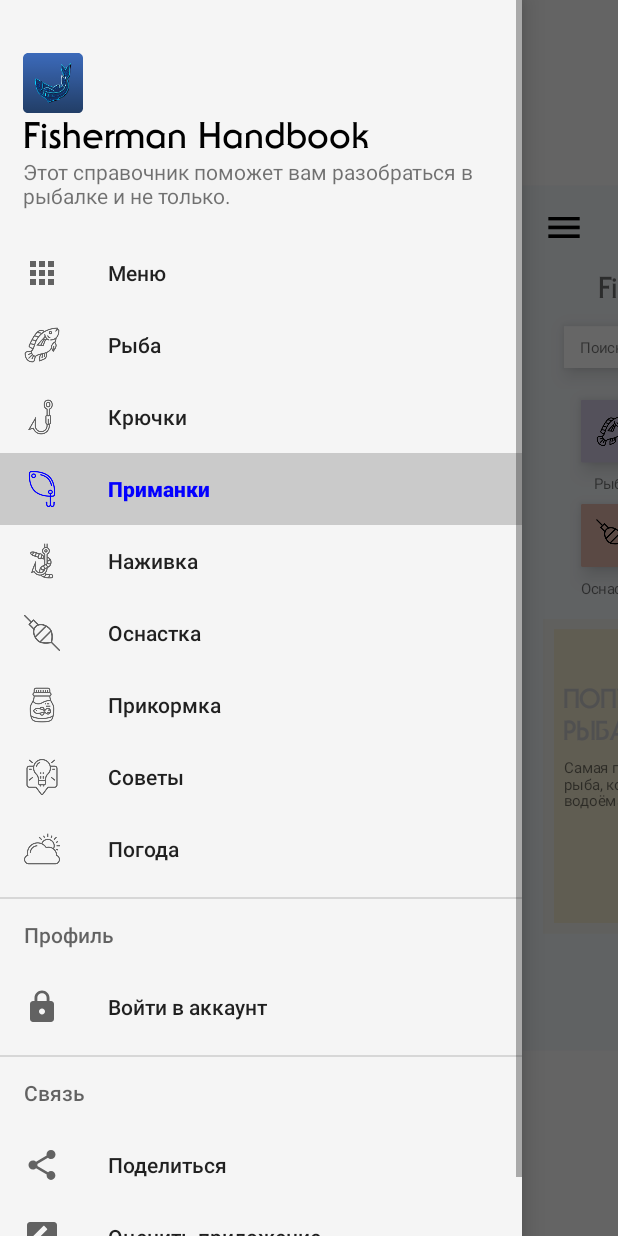
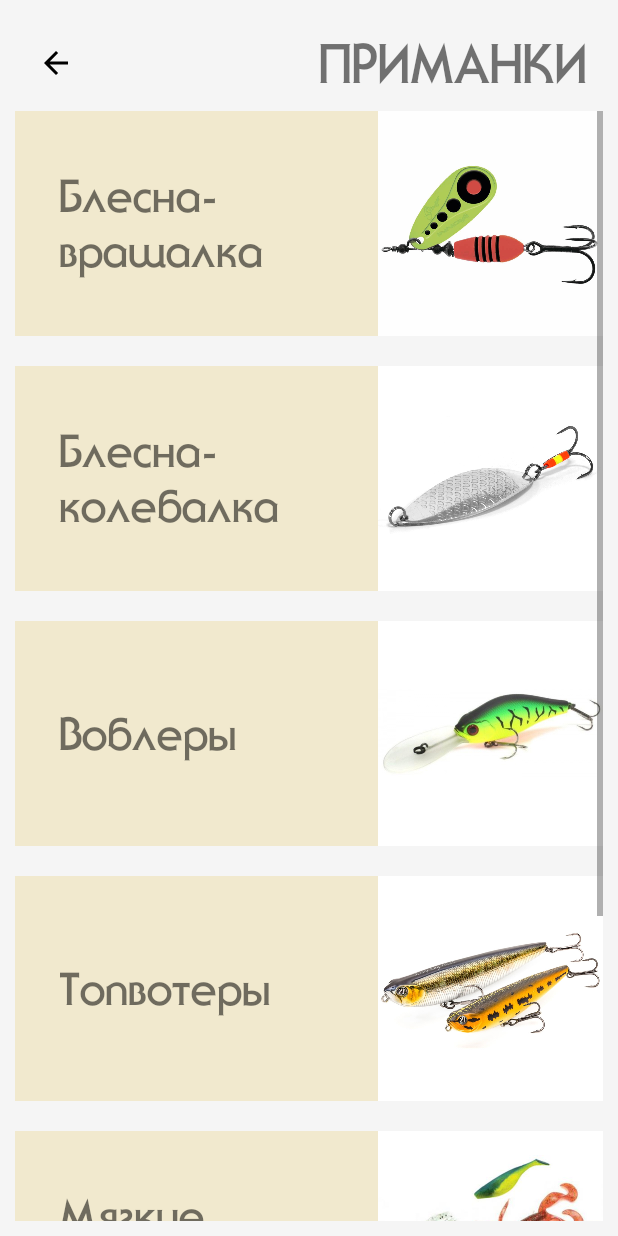
Before and after one commit to ilyamarvin/Fisherman_Handbook_2, an Android app: the screen it shows after launch (UserDashboard before the commit, ArtbaitCategory after it), in the side drawer, after a tap on "Приманки", on a phone screen of 412 x 824 dp. Run offline under Robolectric (Android 15) with nearby library versions, the phone set to English and light mode, and no system bars.

Commit message:
Complete artbait category.

```diff
--- a/app/src/main/AndroidManifest.xml
+++ b/app/src/main/AndroidManifest.xml
@@ -9,7 +9,8 @@
         android:roundIcon="@mipmap/ic_launcher_round"
         android:supportsRtl="true"
         android:theme="@style/AppTheme">
-        <activity android:name=".MenuCategories.HooksCategory"></activity>
+        <activity android:name=".MenuCategories.ArtbaitCategory"></activity>
+        <activity android:name=".MenuCategories.HooksCategory" />
         <activity android:name=".MenuCategories.FishCategory" />
         <activity android:name=".StarterScreens.OnBoarding" />
         <activity android:name=".UserDashboard" />
--- /dev/null
+++ b/app/src/main/java/com/ilyamarvin/fishermanhandbook2/MenuCategories/ArtbaitCategory.java
@@ -0,0 +1,28 @@
+package com.ilyamarvin.fishermanhandbook2.MenuCategories;
+
+import androidx.appcompat.app.AppCompatActivity;
+
+import android.os.Bundle;
+import android.view.View;
+import android.widget.ImageView;
+
+import com.ilyamarvin.fishermanhandbook2.R;
+
+public class ArtbaitCategory extends AppCompatActivity {
+    ImageView backBtn;
+
+    @Override
+    protected void onCreate(Bundle savedInstanceState) {
+        super.onCreate(savedInstanceState);
+        setContentView(R.layout.activity_artbait_category);
+
+        backBtn = findViewById(R.id.back_btn);
+
+        backBtn.setOnClickListener(new View.OnClickListener() {
+            @Override
+            public void onClick(View v) {
+                ArtbaitCategory.super.onBackPressed();
+            }
+        });
+    }
+}
--- a/app/src/main/java/com/ilyamarvin/fishermanhandbook2/UserDashboard.java
+++ b/app/src/main/java/com/ilyamarvin/fishermanhandbook2/UserDashboard.java
@@ -19,6 +19,7 @@ import android.widget.RelativeLayout;
 import com.google.android.material.navigation.NavigationView;
 import com.ilyamarvin.fishermanhandbook2.HelperClasses.HomeAdapter.BestFishAdapter;
 import com.ilyamarvin.fishermanhandbook2.HelperClasses.HomeAdapter.BestFishHelperClass;
+import com.ilyamarvin.fishermanhandbook2.MenuCategories.ArtbaitCategory;
 import com.ilyamarvin.fishermanhandbook2.MenuCategories.FishCategory;
 import com.ilyamarvin.fishermanhandbook2.MenuCategories.HooksCategory;
 
@@ -30,7 +31,7 @@ public class UserDashboard extends AppCompatActivity implements NavigationView.O
 
     ImageView menuIcon;
     LinearLayout contentView;
-    RelativeLayout menuFish, menuHooks;
+    RelativeLayout menuFish, menuHooks, menuArtbait, menuBait;
 
     static final float END_SCALE = 0.7f;
 
@@ -47,6 +48,8 @@ public class UserDashboard extends AppCompatActivity implements NavigationView.O
         menuIcon = findViewById(R.id.menu_icon);
         menuFish = findViewById(R.id.menu_fish);
         menuHooks = findViewById(R.id.menu_hooks);
+        menuArtbait = findViewById(R.id.menu_artbait);
+        menuBait = findViewById(R.id.menu_bait);
         contentView = findViewById(R.id.content);
 
         navigationDrawer();
@@ -69,6 +72,13 @@ public class UserDashboard extends AppCompatActivity implements NavigationView.O
             @Override
             public void onClick(View v) {
                 startActivity(new Intent(getApplicationContext(), HooksCategory.class));
+            }
+        });
+
+        menuArtbait.setOnClickListener(new View.OnClickListener() {
+            @Override
+            public void onClick(View v) {
+                startActivity(new Intent(getApplicationContext(), ArtbaitCategory.class));
             }
         });
     }
@@ -133,6 +143,9 @@ public class UserDashboard extends AppCompatActivity implements NavigationView.O
             case R.id.nav_hooks:
                 startActivity(new Intent(getApplicationContext(), HooksCategory.class));
                 break;
+            case R.id.nav_artbait:
+                startActivity(new Intent(getApplicationContext(), ArtbaitCategory.class));
+                break;
         }
         return true;
     }
--- /dev/null
+++ b/app/src/main/res/layout/activity_artbait_category.xml
@@ -0,0 +1,243 @@
+<?xml version="1.0" encoding="utf-8"?>
+<androidx.drawerlayout.widget.DrawerLayout
+    xmlns:android="http://schemas.android.com/apk/res/android"
+    xmlns:app="http://schemas.android.com/apk/res-auto"
+    xmlns:tools="http://schemas.android.com/tools"
+    android:layout_width="match_parent"
+    android:layout_height="match_parent"
+    android:background="@color/lightWhite"
+    tools:context=".MenuCategories.FishCategory">
+
+    <LinearLayout
+        android:layout_width="match_parent"
+        android:layout_height="wrap_content"
+        android:layout_margin="10dp"
+        android:orientation="vertical">
+
+        <RelativeLayout
+            android:layout_width="match_parent"
+            android:layout_height="wrap_content">
+
+            <ImageView
+                android:id="@+id/back_btn"
+                android:layout_width="wrap_content"
+                android:layout_height="wrap_content"
+                android:layout_centerVertical="true"
+                android:padding="15dp"
+                android:src="@drawable/general_back_icon" />
+
+            <TextView
+                android:layout_width="wrap_content"
+                android:layout_height="wrap_content"
+                android:layout_gravity="center_horizontal"
+                android:fontFamily="@font/rus_font"
+                android:padding="10dp"
+                android:text="@string/menu_artbait"
+                android:layout_alignParentRight="true"
+                android:textAllCaps="true"
+                android:textSize="36sp" />
+
+        </RelativeLayout>
+
+        <ScrollView
+            android:layout_width="match_parent"
+            android:layout_height="match_parent">
+
+            <LinearLayout
+                android:layout_width="match_parent"
+                android:layout_height="wrap_content"
+                android:orientation="vertical">
+
+                <RelativeLayout
+                    android:layout_width="match_parent"
+                    android:layout_height="170dp">
+
+                    <RelativeLayout
+                        android:id="@+id/blesna_vrash_card"
+                        android:layout_width="match_parent"
+                        android:layout_height="150dp"
+                        android:background="@color/banner_background">
+
+                        <TextView
+                            android:layout_width="220dp"
+                            android:layout_height="wrap_content"
+                            android:fontFamily="@font/rus_font"
+                            android:padding="30dp"
+                            android:text="@string/artbait_name_1"
+                            android:textSize="30sp"
+                            android:layout_centerVertical="true"/>
+
+                        <ImageView
+                            android:background="@color/white"
+                            android:layout_width="150dp"
+                            android:layout_height="150dp"
+                            android:layout_alignParentRight="true"
+                            android:src="@drawable/blesna_vrash" />
+
+
+                    </RelativeLayout>
+
+                </RelativeLayout>
+
+                <RelativeLayout
+                    android:layout_width="match_parent"
+                    android:layout_height="170dp">
+
+                    <RelativeLayout
+                        android:id="@+id/blesna_koleb_card"
+                        android:layout_width="match_parent"
+                        android:layout_height="150dp"
+                        android:background="@color/banner_background">
+
+                        <TextView
+                            android:layout_width="220dp"
+                            android:layout_height="wrap_content"
+                            android:fontFamily="@font/rus_font"
+                            android:padding="30dp"
+                            android:text="@string/artbait_name_2"
+                            android:textSize="30sp"
+                            android:layout_centerVertical="true"/>
+
+                        <ImageView
+                            android:background="@color/white"
+                            android:layout_width="150dp"
+                            android:layout_height="150dp"
+                            android:layout_alignParentRight="true"
+                            android:src="@drawable/blesna_koleb" />
+
+
+                    </RelativeLayout>
+
+                </RelativeLayout>
+
+                <RelativeLayout
+                    android:layout_width="match_parent"
+                    android:layout_height="170dp">
+
+                    <RelativeLayout
+                        android:id="@+id/vobler_card"
+                        android:layout_width="match_parent"
+                        android:layout_height="150dp"
+                        android:background="@color/banner_background">
+
+                        <TextView
+                            android:layout_width="220dp"
+                            android:layout_height="wrap_content"
+                            android:fontFamily="@font/rus_font"
+                            android:padding="30dp"
+                            android:text="@string/artbait_name_3"
+                            android:textSize="30sp"
+                            android:layout_centerVertical="true"/>
+
+                        <ImageView
+                            android:background="@color/white"
+                            android:layout_width="150dp"
+                            android:layout_height="150dp"
+                            android:layout_alignParentRight="true"
+                            android:src="@drawable/vobler" />
+
+
+                    </RelativeLayout>
+
+                </RelativeLayout>
+
+                <RelativeLayout
+                    android:layout_width="match_parent"
+                    android:layout_height="170dp">
+
+                    <RelativeLayout
+                        android:id="@+id/topvoter_card"
+                        android:layout_width="match_parent"
+                        android:layout_height="150dp"
+                        android:background="@color/banner_background">
+
+                        <TextView
+                            android:layout_width="220dp"
+                            android:layout_height="wrap_content"
+                            android:fontFamily="@font/rus_font"
+                            android:padding="30dp"
+                            android:text="@string/artbait_name_4"
+                            android:textSize="30sp"
+                            android:layout_centerVertical="true"/>
+
+                        <ImageView
+                            android:background="@color/white"
+                            android:layout_width="150dp"
+                            android:layout_height="150dp"
+                            android:layout_alignParentRight="true"
+                            android:src="@drawable/topvoter" />
+
+
+                    </RelativeLayout>
+
+                </RelativeLayout>
+
+                <RelativeLayout
+                    android:layout_width="match_parent"
+                    android:layout_height="170dp">
+
+                    <RelativeLayout
+                        android:id="@+id/myag_primanki_card"
+                        android:layout_width="match_parent"
+                        android:layout_height="150dp"
+                        android:background="@color/banner_background">
+
+                        <TextView
+                            android:layout_width="220dp"
+                            android:layout_height="wrap_content"
+                            android:fontFamily="@font/rus_font"
+                            android:padding="30dp"
+                            android:text="@string/artbait_name_6"
+                            android:textSize="30sp"
+                            android:layout_centerVertical="true"/>
+
+                        <ImageView
+                            android:background="@color/white"
+                            android:layout_width="150dp"
+                            android:layout_height="150dp"
+                            android:layout_alignParentRight="true"
+                            android:src="@drawable/myag_primanki" />
+
+
+                    </RelativeLayout>
+
+                </RelativeLayout>
+
+                <RelativeLayout
+                    android:layout_width="match_parent"
+                    android:layout_height="170dp">
+
+                    <RelativeLayout
+                        android:id="@+id/vecki_chervi_card"
+                        android:layout_width="match_parent"
+                        android:layout_height="150dp"
+                        android:background="@color/banner_background">
+
+                        <TextView
+                            android:layout_width="220dp"
+                            android:layout_height="wrap_content"
+                            android:fontFamily="@font/rus_font"
+                            android:padding="30dp"
+                            android:text="@string/artbait_name_7"
+                            android:textSize="30sp"
+                            android:layout_centerVertical="true"/>
+
+                        <ImageView
+                            android:background="@color/white"
+                            android:layout_width="150dp"
+                            android:layout_height="150dp"
+                            android:layout_alignParentRight="true"
+                            android:src="@drawable/vecki_chervi" />
+
+
+                    </RelativeLayout>
+
+                </RelativeLayout>
+
+            </LinearLayout>
+
+        </ScrollView>
+
+    </LinearLayout>
+
+</androidx.drawerlayout.widget.DrawerLayout>
--- a/app/src/main/res/values/strings.xml
+++ b/app/src/main/res/values/strings.xml
@@ -78,4 +78,13 @@
     <string name="hook_name_6">Огруженные</string>
     <string name="hook_name_7">Живцовые</string>
 
+    <!-- Strings for ArtbaitCategory -->
+    <string name="artbait_name_1">Блесна-    вращалка</string>
+    <string name="artbait_name_2">Блесна-    колебалка</string>
+    <string name="artbait_name_3">Воблеры</string>
+    <string name="artbait_name_4">Топвотеры</string>
+    <string name="artbait_name_5">Джеркбейты</string>
+    <string name="artbait_name_6">Мягкие приманки</string>
+    <string name="artbait_name_7">Вэки-черви</string>
+
 </resources>
```
Also changed, not shown: app/src/main/res/drawable/blesna_koleb.jpg (added), app/src/main/res/drawable/blesna_vrash.jpg (added), app/src/main/res/drawable/myag_primanki.jpg (added), app/src/main/res/drawable/topvoter.jpg (added), app/src/main/res/drawable/vecki_chervi.jpg (added), app/src/main/res/drawable/vobler.jpg (added).
